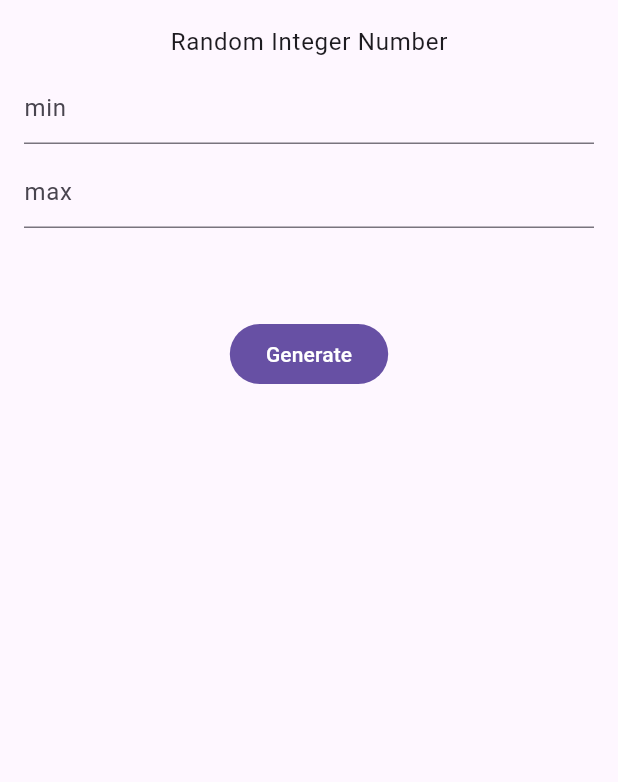
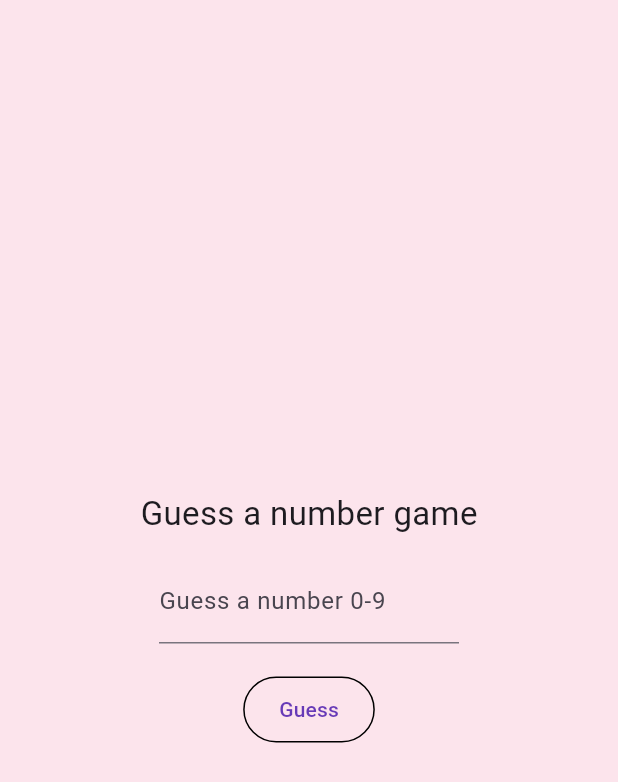
Before and after one commit to 6631501092/flutter_course, a Flutter app: the screen it shows after launch, on a phone screen of 412 x 824 dp. Shown: the top 782 px of the screen. Run offline on Flutter 3.47's test engine with Material 3 defaults, Android fonts, the phone set to English and light mode, and no system bars.

Commit message:
Complete Assignment week5

```diff
--- a/lib/main.dart
+++ b/lib/main.dart
@@ -1,6 +1,6 @@
 import 'package:flutter/material.dart';
-import 'package:flutter_application/week5/random_demo.dart';
+import 'package:flutter_application/week5/assignment3.dart';
 
 void main() {
-  runApp(MaterialApp(home: RandomDemo()));
+  runApp(MaterialApp(home: Assignment3W5()));
 }
--- /dev/null
+++ b/lib/week5/assignment3.dart
@@ -0,0 +1,132 @@
+import 'dart:math';
+import 'package:flutter/material.dart';
+
+class Assignment3W5 extends StatefulWidget {
+  const Assignment3W5({super.key});
+
+  @override
+  State<Assignment3W5> createState() => _GuessGameState();
+}
+
+class _GuessGameState extends State<Assignment3W5> {
+  final TextEditingController guessController = TextEditingController();
+
+  int answer = Random().nextInt(10);
+  int chances = 3;
+  String message = "";
+  bool gameOver = false;
+
+  void checkGuess() {
+    if (gameOver) {
+      resetGame();
+      return;
+    }
+
+    String input = guessController.text.trim();
+    if (input.isEmpty) {
+      setState(() {
+        message = "Please enter a number!";
+      });
+      return;
+    }
+
+    int? guess = int.tryParse(input);
+    if (guess == null || guess < 0 || guess > 9) {
+      setState(() {
+        message = "Enter a valid number (0–9)!";
+      });
+      return;
+    }
+
+    setState(() {
+      chances--;
+
+      if (guess == answer) {
+        message = "Correct, you win!";
+        gameOver = true;
+      } else if (chances == 0) {
+        message = "Sorry, you lose. The answer is $answer";
+        gameOver = true;
+      } else if (guess < answer) {
+        message = "$guess is too small, $chances chance(s) left!";
+      } else {
+        message = "$guess is too large, $chances chance(s) left!";
+      }
+    });
+
+    guessController.clear();
+  }
+
+  void resetGame() {
+    setState(() {
+      answer = Random().nextInt(10);
+      chances = 3;
+      message = "";
+      gameOver = false;
+      guessController.clear();
+    });
+  }
+
+  @override
+  Widget build(BuildContext context) {
+    return Scaffold(
+      backgroundColor: Colors.pink.shade50,
+      body: Center(
+        child: Column(
+          mainAxisSize: MainAxisSize.min,
+          children: [
+            const Text(
+              "Guess a number game",
+              style: TextStyle(fontSize: 22),
+            ),
+            const SizedBox(height: 15),
+
+            //Input
+            SizedBox(
+              width: 200,
+              child: TextField(
+                controller: guessController,
+                keyboardType: TextInputType.number,
+                decoration: const InputDecoration(
+                  labelText: "Guess a number 0-9",
+                  border: UnderlineInputBorder(),
+                ),
+                enabled: !gameOver,
+              ),
+            ),
+
+            //result message
+            if (message.isNotEmpty) ...[
+              const SizedBox(height: 10),
+              Text(
+                message,
+                style: const TextStyle(
+                  fontSize: 16,
+                  color: Colors.red,
+                ),
+                textAlign: TextAlign.center,
+              ),
+            ],
+
+            const SizedBox(height: 20),
+
+            //button
+            OutlinedButton(
+              style: OutlinedButton.styleFrom(
+                foregroundColor: Colors.deepPurple,
+                side: BorderSide(color: const Color.fromARGB(255, 0, 0, 0)),
+                shape: RoundedRectangleBorder(
+                  borderRadius: BorderRadius.circular(30),
+                ),
+                backgroundColor: Colors.pink.shade50,
+                padding: const EdgeInsets.symmetric(horizontal: 24, vertical: 12),
+              ),
+              onPressed: checkGuess,
+              child: Text(gameOver ? "Replay" : "Guess"),
+            ),
+          ],
+        ),
+      ),
+    );
+  }
+}
--- a/pubspec.yaml
+++ b/pubspec.yaml
@@ -74,6 +74,9 @@ flutter:
   # list giving the asset and other descriptors for the font. For
   # example:
   fonts:
+    - family: Sevillana
+      fonts:
+        - asset: fonts/Sevillana-Regular.ttf
     - family: IndieFlower
       fonts:
         - asset: fonts/IndieFlower-Regular.ttf
```
Also changed, not shown: lib/week5/assignment1.dart (added, +79 -0 lines), lib/week5/assignment2.dart (added, +147 -0 lines), fonts/Sevillana-Regular.ttf (added).
